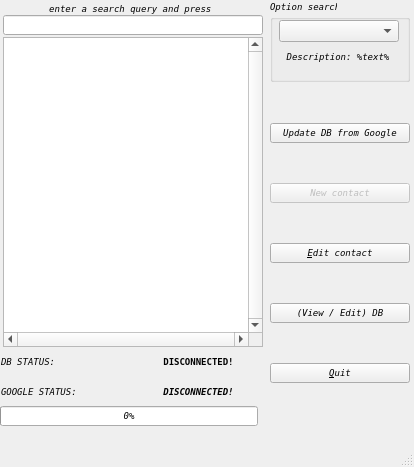
Before: the Qt Designer form ui/mainform.ui in alexandr-kriptonov/contacts, drawn with Qt 5.
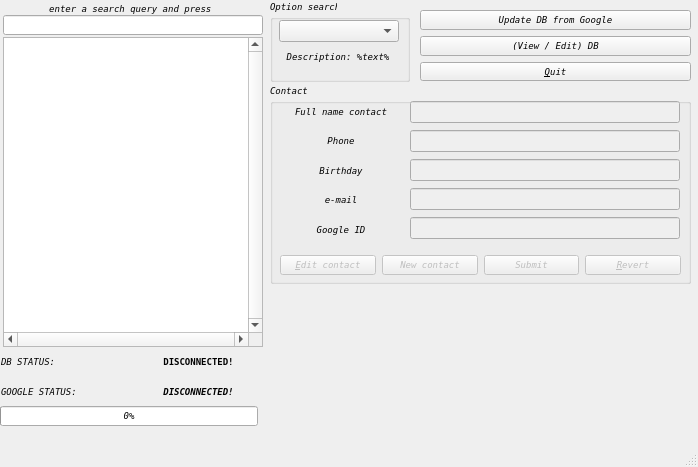
After: the same form once the commit is applied.

```diff
--- a/ui/mainform.ui
+++ b/ui/mainform.ui
@@ -9,7 +9,7 @@
    <rect>
     <x>0</x>
     <y>0</y>
-    <width>414</width>
+    <width>698</width>
     <height>467</height>
    </rect>
   </property>
@@ -43,10 +43,10 @@
    <widget class="QWidget" name="verticalLayoutWidget">
     <property name="geometry">
      <rect>
-      <x>270</x>
-      <y>89</y>
-      <width>140</width>
-      <height>331</height>
+      <x>420</x>
+      <y>10</y>
+      <width>271</width>
+      <height>71</height>
      </rect>
     </property>
     <layout class="QVBoxLayout" name="verticalLayout">
@@ -57,23 +57,6 @@
        </property>
       </widget>
      </item>
-     <item>
-      <widget class="QPushButton" name="b_new_contact">
-       <property name="enabled">
-        <bool>false</bool>
-       </property>
-       <property name="text">
-        <string>New contact</string>
-       </property>
-      </widget>
-     </item>
-     <item>
-      <widget class="QPushButton" name="b_edit_contact">
-       <property name="text">
-        <string>&amp;Edit contact</string>
-       </property>
-      </widget>
-     </item>
      <item>
       <widget class="QPushButton" name="b_edit_db">
        <property name="text">
@@ -279,6 +262,196 @@
      </item>
     </layout>
    </widget>
+   <widget class="QGroupBox" name="gb_contact_inf">
+    <property name="geometry">
+     <rect>
+      <x>270</x>
+      <y>84</y>
+      <width>421</width>
+      <height>200</height>
+     </rect>
+    </property>
+    <property name="title">
+     <string>Contact</string>
+    </property>
+    <widget class="QWidget" name="horizontalLayoutWidget">
+     <property name="geometry">
+      <rect>
+       <x>10</x>
+       <y>166</y>
+       <width>401</width>
+       <height>30</height>
+      </rect>
+     </property>
+     <layout class="QHBoxLayout" name="horizontalLayout">
+      <item>
+       <widget class="QPushButton" name="b_edit_contact">
+        <property name="enabled">
+         <bool>false</bool>
+        </property>
+        <property name="text">
+         <string>&amp;Edit contact</string>
+        </property>
+       </widget>
+      </item>
+      <item>
+       <widget class="QPushButton" name="b_new_contact">
+        <property name="enabled">
+         <bool>false</bool>
+        </property>
+        <property name="text">
+         <string>New contact</string>
+        </property>
+       </widget>
+      </item>
+      <item>
+       <widget class="QPushButton" name="b_submit">
+        <property name="enabled">
+         <bool>false</bool>
+        </property>
+        <property name="text">
+         <string>Submit</string>
+        </property>
+       </widget>
+      </item>
+      <item>
+       <widget class="QPushButton" name="b_revert">
+        <property name="enabled">
+         <bool>false</bool>
+        </property>
+        <property name="text">
+         <string>&amp;Revert</string>
+        </property>
+       </widget>
+      </item>
+     </layout>
+    </widget>
+    <widget class="QWidget" name="verticalLayoutWidget_3">
+     <property name="geometry">
+      <rect>
+       <x>10</x>
+       <y>16</y>
+       <width>122</width>
+       <height>141</height>
+      </rect>
+     </property>
+     <layout class="QVBoxLayout" name="verticalLayout_3">
+      <item>
+       <widget class="QLabel" name="label_2">
+        <property name="text">
+         <string>Full name contact</string>
+        </property>
+        <property name="alignment">
+         <set>Qt::AlignCenter</set>
+        </property>
+       </widget>
+      </item>
+      <item>
+       <widget class="QLabel" name="label_3">
+        <property name="text">
+         <string>Phone</string>
+        </property>
+        <property name="alignment">
+         <set>Qt::AlignCenter</set>
+        </property>
+       </widget>
+      </item>
+      <item>
+       <widget class="QLabel" name="label_4">
+        <property name="text">
+         <string>Birthday</string>
+        </property>
+        <property name="alignment">
+         <set>Qt::AlignCenter</set>
+        </property>
+       </widget>
+      </item>
+      <item>
+       <widget class="QLabel" name="label_5">
+        <property name="frameShape">
+         <enum>QFrame::NoFrame</enum>
+        </property>
+        <property name="text">
+         <string>e-mail</string>
+        </property>
+        <property name="alignment">
+         <set>Qt::AlignCenter</set>
+        </property>
+       </widget>
+      </item>
+      <item>
+       <widget class="QLabel" name="label_8">
+        <property name="text">
+         <string>Google ID</string>
+        </property>
+        <property name="alignment">
+         <set>Qt::AlignCenter</set>
+        </property>
+       </widget>
+      </item>
+     </layout>
+    </widget>
+    <widget class="QWidget" name="verticalLayoutWidget_4">
+     <property name="geometry">
+      <rect>
+       <x>140</x>
+       <y>16</y>
+       <width>270</width>
+       <height>141</height>
+      </rect>
+     </property>
+     <layout class="QVBoxLayout" name="verticalLayout_4">
+      <item>
+       <widget class="QLineEdit" name="le_full_name">
+        <property name="enabled">
+         <bool>false</bool>
+        </property>
+       </widget>
+      </item>
+      <item>
+       <widget class="QLineEdit" name="le_phone">
+        <property name="enabled">
+         <bool>false</bool>
+        </property>
+       </widget>
+      </item>
+      <item>
+       <widget class="QLineEdit" name="le_birthday">
+        <property name="enabled">
+         <bool>false</bool>
+        </property>
+       </widget>
+      </item>
+      <item>
+       <widget class="QLineEdit" name="le_email">
+        <property name="enabled">
+         <bool>false</bool>
+        </property>
+       </widget>
+      </item>
+      <item>
+       <widget class="QLineEdit" name="le_id_google">
+        <property name="enabled">
+         <bool>false</bool>
+        </property>
+       </widget>
+      </item>
+     </layout>
+    </widget>
+    <zorder>horizontalLayoutWidget</zorder>
+    <zorder>label_3</zorder>
+    <zorder>verticalLayoutWidget_3</zorder>
+    <zorder>verticalLayoutWidget_4</zorder>
+   </widget>
+   <zorder>pBar</zorder>
+   <zorder>verticalLayoutWidget</zorder>
+   <zorder>gridLayoutWidget</zorder>
+   <zorder>lV_main</zorder>
+   <zorder>groupBox</zorder>
+   <zorder>verticalLayoutWidget_2</zorder>
+   <zorder>label_8</zorder>
+   <zorder>label_4</zorder>
+   <zorder>gb_contact_inf</zorder>
   </widget>
   <widget class="QMenuBar" name="menubar">
    <property name="geometry">
```
Left out of the diff: 2 changed lines with no effect on the pictures.
